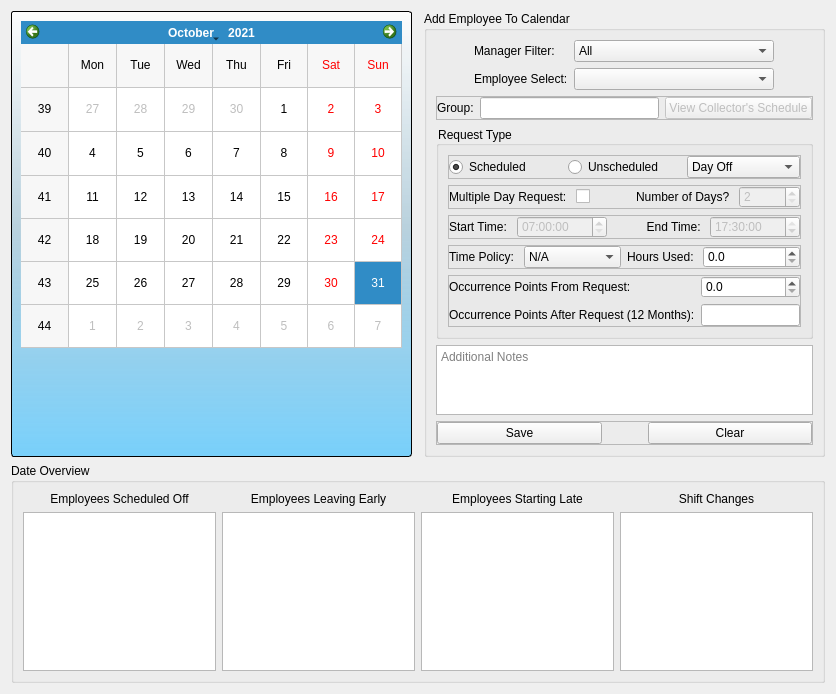
Above: Ui_Files/agent_calendar.ui from jakesb27/Manager_KPI_Tracker before the change. Below: the same form after it.
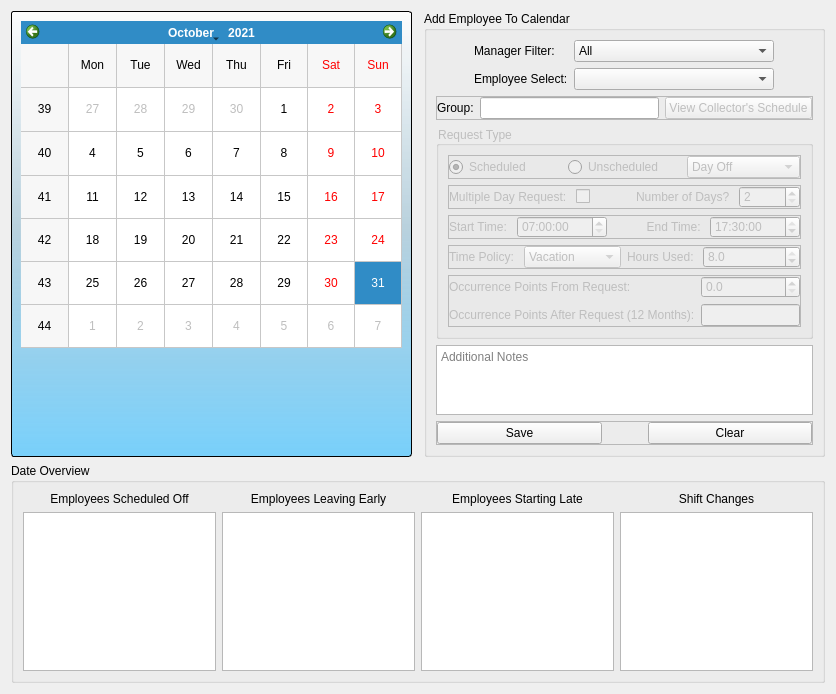
That is the form after the change. Icons and pictures are not drawn.

Commit message: added almost all the calendar UI and UX functions. Need to add clear function and then date overview functions/sql statements

```diff
--- a/Ui_Files/agent_calendar.ui
+++ b/Ui_Files/agent_calendar.ui
@@ -176,6 +176,9 @@
      <layout class="QGridLayout" name="gridLayout">
       <item row="5" column="0" colspan="4">
        <widget class="QGroupBox" name="groupBox_4">
+        <property name="enabled">
+         <bool>false</bool>
+        </property>
         <property name="styleSheet">
          <string notr="true">QGroupBox{
 	background-color: rgba(255, 255, 255, 0);
@@ -529,11 +532,6 @@
             </item>
             <item>
              <widget class="QComboBox" name="timePolicy">
-              <item>
-               <property name="text">
-                <string>N/A</string>
-               </property>
-              </item>
               <item>
                <property name="text">
                 <string>Vacation</string>
@@ -569,9 +567,15 @@
               <property name="decimals">
                <number>1</number>
               </property>
+              <property name="maximum">
+               <double>8.000000000000000</double>
+              </property>
               <property name="singleStep">
                <double>0.500000000000000</double>
               </property>
+              <property name="value">
+               <double>8.000000000000000</double>
+              </property>
              </widget>
             </item>
            </layout>
```
Left out of the diff: 16 changed lines with no effect on the pictures. The commit also changes 4 other files.
